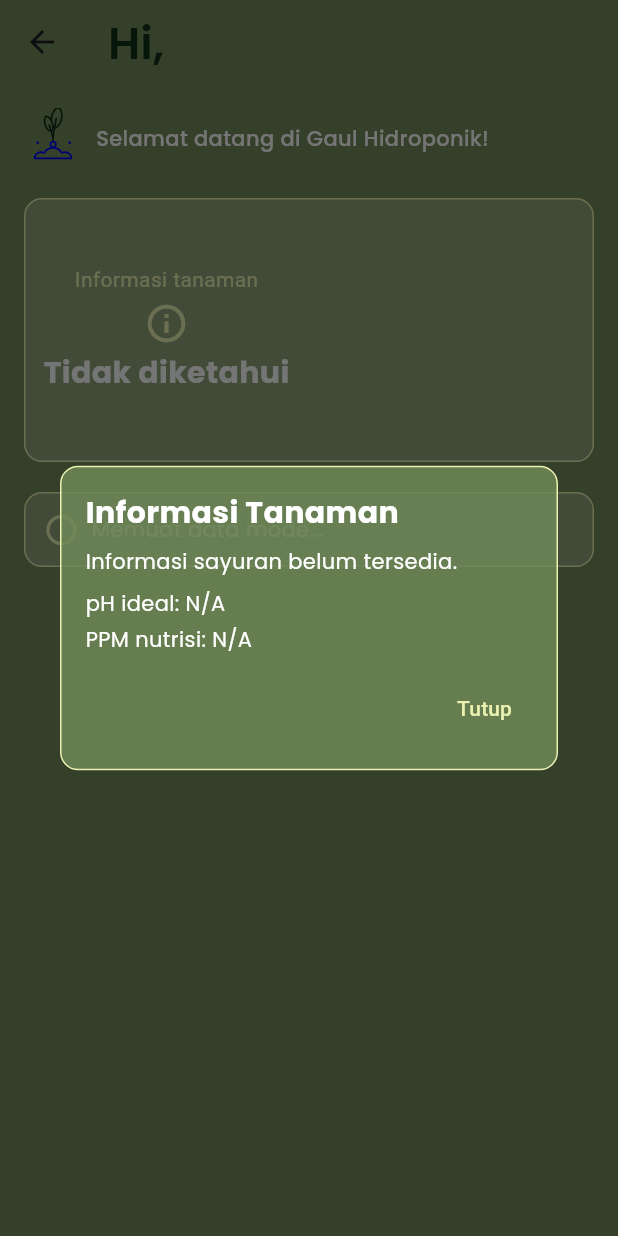
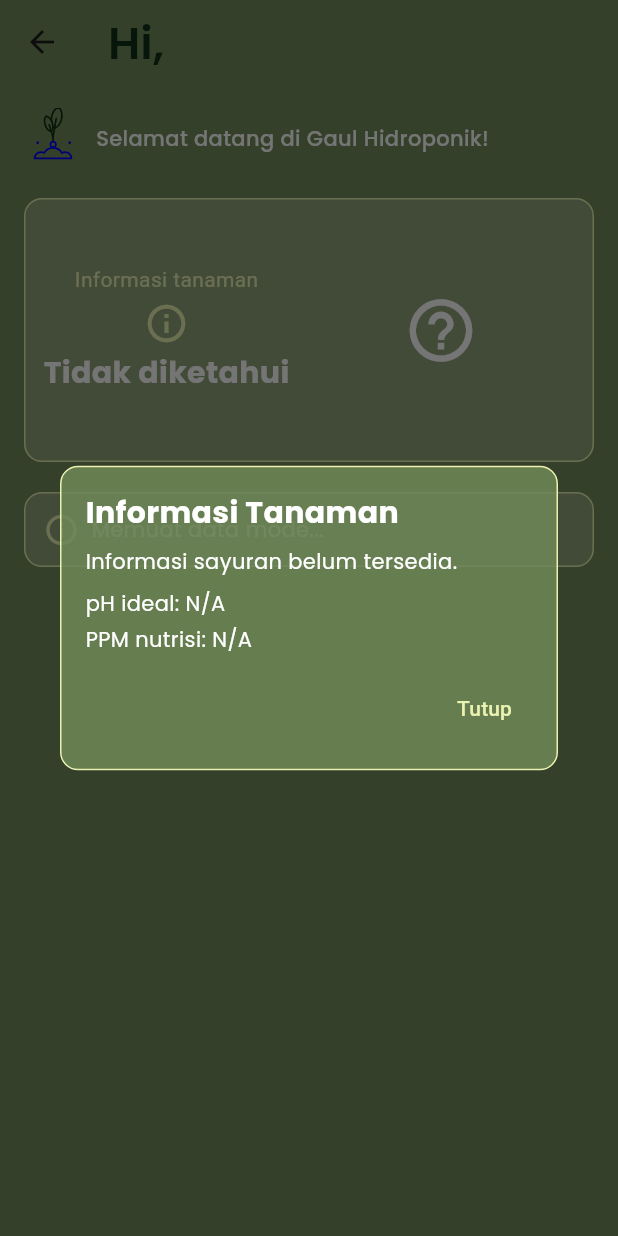
Before and after one commit to FaisalRidho12/gaulhidroponik, a Flutter app: the HomePage screen opened directly, after a tap on the "info outline" icon, on a phone screen of 412 x 824 dp. Run offline on Flutter 3.47's test engine with Material 3 defaults, Android fonts, the light colour scheme and no system bars; our stand-ins replace animate_do, curved_navigation_bar, dropdown_button2, firebase_auth, firebase_core, firebase_database and 6 more; accounts and stored records are empty.

Commit message:
update home page
sibkron iot controling page ke home page, jenis tanaman

```diff
--- a/lib/pages/home_page.dart
+++ b/lib/pages/home_page.dart
@@ -19,7 +19,7 @@ class _HomePageState extends State<HomePage> {
   String? displayName;
   String selectedText = 'Memuat data...';
 
-  final DatabaseReference _plantRef = FirebaseDatabase.instance.ref("/hidroponik/jenisTanaman/nama");
+  final DatabaseReference _plantRef = FirebaseDatabase.instance.ref("/hidroponik/control/selectedPlant");
   final DatabaseReference _modeRef = FirebaseDatabase.instance.ref("/hidroponik/control/mode");
   final DatabaseReference _volumeAirRef = FirebaseDatabase.instance.ref("/hidroponik/monitoring/volume_air");
   final DatabaseReference _tdsRef = FirebaseDatabase.instance.ref("/hidroponik/monitoring/tds");
@@ -153,8 +153,13 @@ class _HomePageState extends State<HomePage> {
   if (_mode == null) {
     selectedText = 'Memuat data mode...';
   } else if (_mode == 'otomatis') {
-      selectedText =
-      'Mode saat ini $_mode, sayuran yang anda pilih adalah ${_plant ?? 'memuat...'} dengan PPM Nutrisi Min (${_tdsMin?.toInt() ?? 'memuat...'}) dan PPM Nutrisi Max (${_tdsMax?.toInt() ?? 'memuat...'})';
+    if (_plant != null) {
+      selectedText = 'Mode saat ini $_mode, sayuran yang anda pilih adalah $_plant '
+          'dengan PPM Nutrisi Min (${_tdsMin?.toInt() ?? 'memuat...'}) '
+          'dan PPM Nutrisi Max (${_tdsMax?.toInt() ?? 'memuat...'})';
+    } else {
+      selectedText = 'Mode saat ini $_mode, belum memilih tanaman';
+    }
   } else if (_mode == 'manual') {
     selectedText = 'Mode saat ini $_mode';
   } else {
@@ -347,8 +352,11 @@ class _HomePageState extends State<HomePage> {
                           height: 200,
                           width: 200,
                           fit: BoxFit.contain,
+                          errorBuilder: (context, error, stackTrace) {
+                          return const Icon(Icons.help_outline, size: 50, color: Colors.white);
+        },
       )
-                              : const Center(child: CircularProgressIndicator())),
+    : const Center(child: CircularProgressIndicator()))
                         ),
                       ),
                     ],
```
Lines whose indentation alone changed are shown as unchanged.
